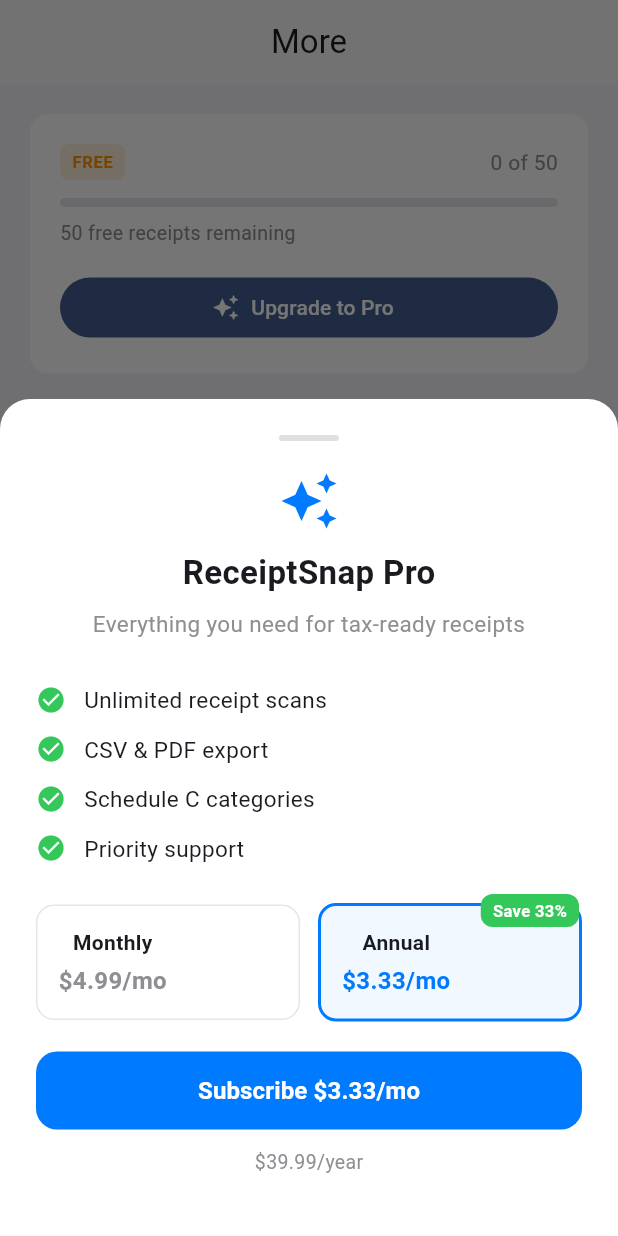
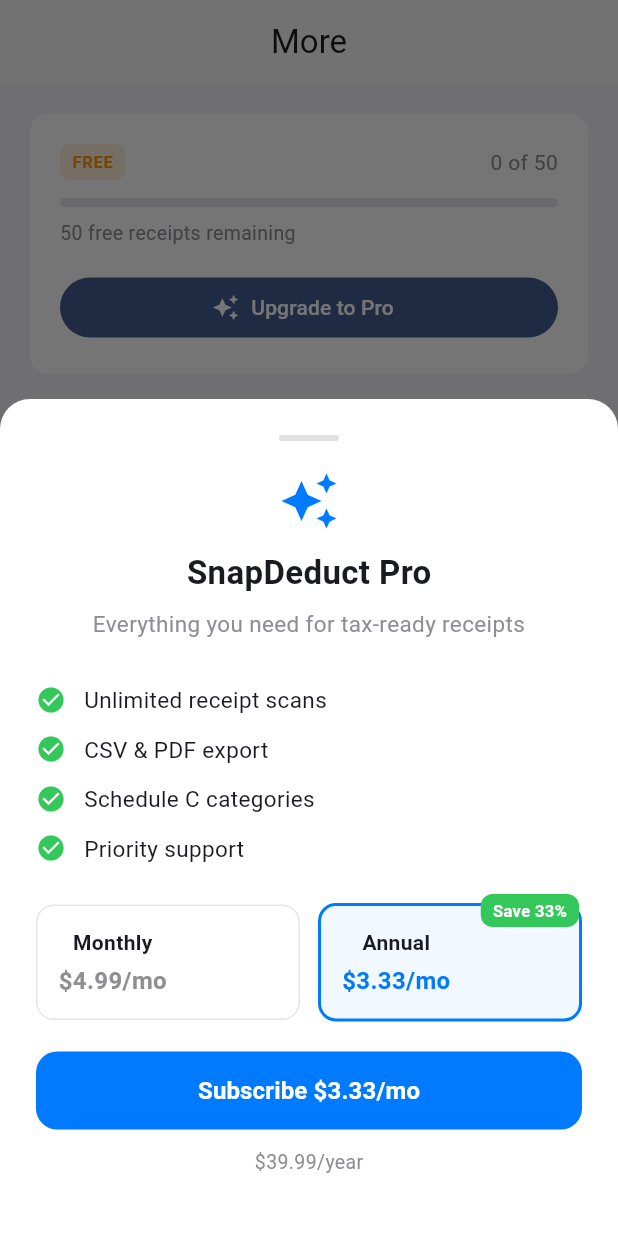
Before and after one commit to bambi2008/receiptsnap, a Flutter app: the SettingsScreen screen opened directly, after a tap on "Upgrade to Pro", on a phone screen of 412 x 824 dp. Run offline on Flutter 3.47's test engine with Material 3 defaults, Android fonts, the light colour scheme and no system bars; our stand-ins replace csv, flutter_slidable, hive, hive_flutter, image_picker, share_plus; missing offline and left inert: google_mlkit_text_recognition; accounts and stored records are empty.

Commit message:
Rebrand ReceiptSnap to SnapDeduct + integrate ML Kit OCR + add ASO launch strategy
- Rename app: ReceiptSnap -> SnapDeduct (display name, bundle ID com.snapdeduct.app, StoreKit product IDs)
- Add iOS camera + photo library permissions to Info.plist
- Integrate Google ML Kit text recognition for real OCR (vendor/amount/date extraction)
- Replace simulated OCR with on-device ML Kit processing + error handling
- Add Phase 4 deliverable: complete ASO keywords, App Store listing copy, screenshot plan, 12-week launch sequence
- Update tests for new app name

```diff
--- a/app/lib/app.dart
+++ b/app/lib/app.dart
@@ -7,8 +7,8 @@
 import 'screens/settings_screen.dart';
 import 'screens/onboarding_screen.dart';
 
-class ReceiptSnapApp extends StatelessWidget {
-  const ReceiptSnapApp({super.key});
+class SnapDeductApp extends StatelessWidget {
+  const SnapDeductApp({super.key});
 
   @override
   Widget build(BuildContext context) {
--- a/app/lib/config/constants.dart
+++ b/app/lib/config/constants.dart
@@ -1,18 +1,18 @@
 class AppConstants {
-  static const String appName = 'ReceiptSnap';
+  static const String appName = 'SnapDeduct';
   static const int freeReceiptLimit = 50;
   static const double monthlyPrice = 4.99;
   static const double annualPrice = 39.99;
   static const String appVersion = '1.0.0';
-  static const String privacyUrl = 'https://receiptsnap.com/privacy';
-  static const String termsUrl = 'https://receiptsnap.com/terms';
-  static const String supportEmail = 'support@receiptsnap.com';
+  static const String privacyUrl = 'https://snapdeduct.com/privacy';
+  static const String termsUrl = 'https://snapdeduct.com/terms';
+  static const String supportEmail = 'support@snapdeduct.com';
   static const String appStoreId = ''; // Fill after App Store listing
   static const String onboardingKey = 'has_onboarded';
   static const String subscriptionKey = 'is_pro';
   static const String receiptCountKey = 'receipt_count';
 
   // StoreKit product IDs
-  static const String proMonthlyId = 'com.receiptsnap.pro.monthly';
-  static const String proAnnualId = 'com.receiptsnap.pro.annual';
+  static const String proMonthlyId = 'com.snapdeduct.pro.monthly';
+  static const String proAnnualId = 'com.snapdeduct.pro.annual';
 }
--- a/app/lib/main.dart
+++ b/app/lib/main.dart
@@ -19,7 +19,7 @@
         ChangeNotifierProvider(create: (_) => ReceiptProvider()..loadReceipts()),
         ChangeNotifierProvider(create: (_) => SubscriptionProvider()..init()),
       ],
-      child: const ReceiptSnapApp(),
+      child: const SnapDeductApp(),
     ),
   );
 }
--- a/app/lib/providers/subscription_provider.dart
+++ b/app/lib/providers/subscription_provider.dart
@@ -31,7 +31,7 @@
 
 /// Manages subscription state via native StoreKit 2 plugin.
 class SubscriptionProvider extends ChangeNotifier {
-  static const _channel = MethodChannel('com.receiptsnap.storekit/iap');
+  static const _channel = MethodChannel('com.snapdeduct.storekit/iap');
 
   bool _isPro = false;
   int _receiptCount = 0;
@@ -99,14 +99,14 @@
       // No StoreKit — show local fallback pricing
       _products = [
         IapProduct(
-          id: 'com.receiptsnap.pro.monthly',
+          id: 'com.snapdeduct.pro.monthly',
           displayName: 'Pro Monthly',
           description: 'Unlimited scans, export, categories',
           price: 4.99,
           displayPrice: r'$4.99',
         ),
         IapProduct(
-          id: 'com.receiptsnap.pro.annual',
+          id: 'com.snapdeduct.pro.annual',
           displayName: 'Pro Annual',
           description: 'All Pro features, best value',
           price: 39.99,
--- a/app/lib/screens/settings_screen.dart
+++ b/app/lib/screens/settings_screen.dart
@@ -105,7 +105,7 @@
           const Center(
             child: Column(
               children: [
-                Text('ReceiptSnap v1.0.0', style: TextStyle(color: AppTheme.textTertiary, fontSize: 13)),
+                Text('SnapDeduct v1.0.0', style: TextStyle(color: AppTheme.textTertiary, fontSize: 13)),
                 SizedBox(height: 4),
                 Text('Made with ❤️ for freelancers', style: TextStyle(color: AppTheme.textTertiary, fontSize: 13)),
               ],
--- a/app/lib/services/export_service.dart
+++ b/app/lib/services/export_service.dart
@@ -18,7 +18,7 @@
       ];
       final csv = const ListToCsvConverter().convert(rows);
       final dir = await getTemporaryDirectory();
-      final file = File('${dir.path}/receiptsnap_export.csv');
+      final file = File('${dir.path}/snapdeduct_export.csv');
       await file.writeAsString(csv);
       return file.path;
     } catch (e) {
@@ -56,7 +56,7 @@
       buf.writeln('TOTAL: \$${total.toStringAsFixed(2)}');
 
       final dir = await getTemporaryDirectory();
-      final file = File('${dir.path}/receiptsnap_report.txt');
+      final file = File('${dir.path}/snapdeduct_report.txt');
       await file.writeAsString(buf.toString());
       return file.path;
     } catch (e) {
--- a/app/lib/widgets/paywall_sheet.dart
+++ b/app/lib/widgets/paywall_sheet.dart
@@ -37,7 +37,7 @@
           // Icon + title
           const Icon(Icons.auto_awesome, size: 40, color: AppTheme.blue),
           const SizedBox(height: 12),
-          const Text('ReceiptSnap Pro', style: TextStyle(fontSize: 22, fontWeight: FontWeight.bold)),
+          const Text('SnapDeduct Pro', style: TextStyle(fontSize: 22, fontWeight: FontWeight.bold)),
           const SizedBox(height: 8),
           const Text('Everything you need for tax-ready receipts',
               style: TextStyle(color: AppTheme.textSecondary, fontSize: 15), textAlign: TextAlign.center),
```
Also changed, not shown: app/lib/screens/camera_screen.dart (+10 -18 lines), app/lib/services/ocr_service.dart (+123 -71 lines), 6 other files.
